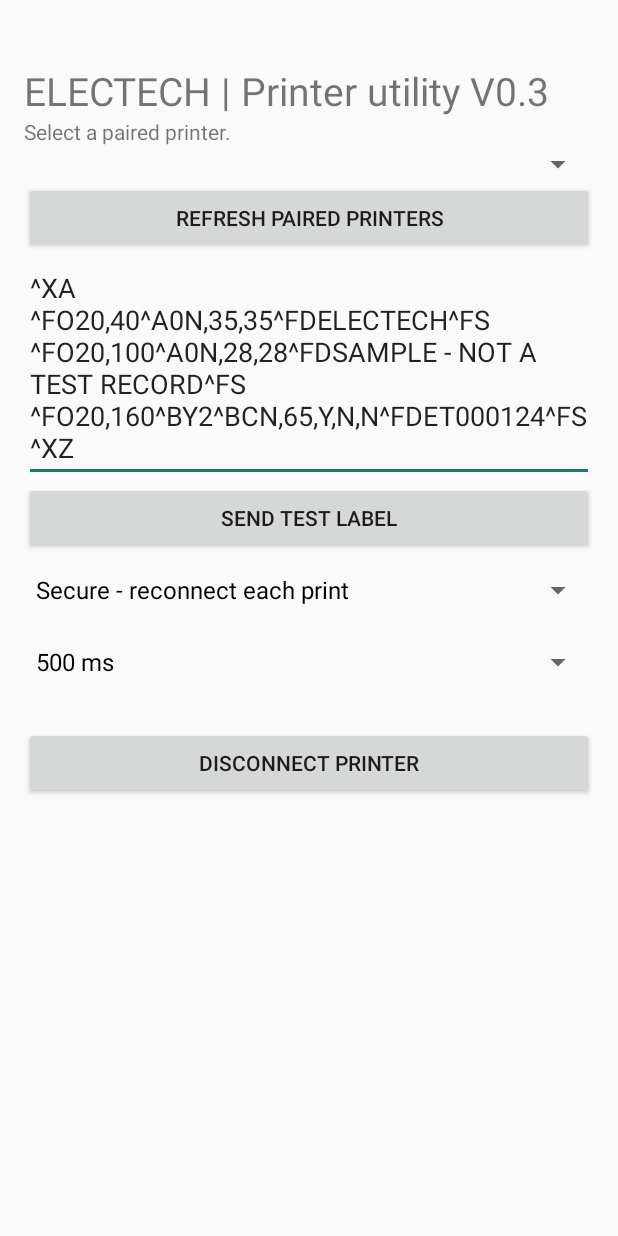
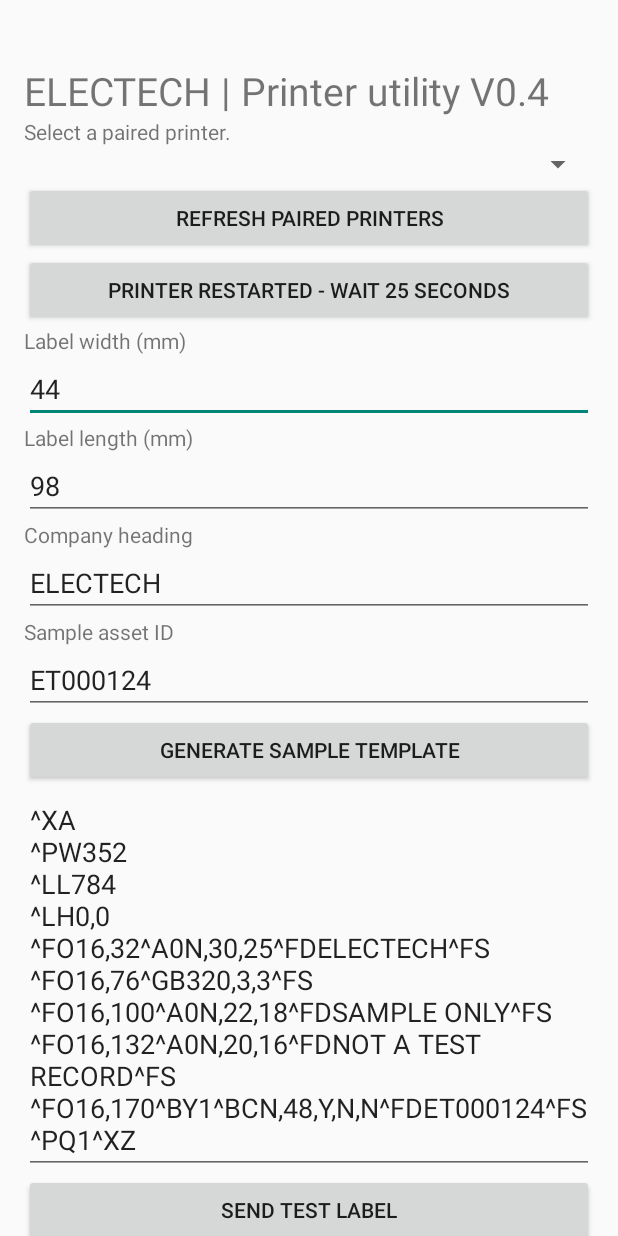
Before and after one commit to alexmccullough7/electech-test-and-tag, an Android app: the screen it shows after launch (MainActivity), after a tap on "SEND TEST LABEL", on a phone screen of 412 x 824 dp. Run offline under Robolectric (Android 15) with nearby library versions, the phone set to English and light mode, and no system bars; 2 other taps on this screen came first.

Commit message:
V0.4 add 44 x 98 mm sample template generator and printer startup countdown

```diff
--- a/app/src/main/java/nz/co/electech/tag/MainActivity.java
+++ b/app/src/main/java/nz/co/electech/tag/MainActivity.java
@@ -2,23 +2,29 @@ package nz.co.electech.tag;
 import android.app.*; import android.os.*; import android.bluetooth.*; import android.content.pm.PackageManager; import android.widget.*; import android.view.*; import java.util.*; import java.nio.charset.StandardCharsets; import java.util.concurrent.*;
 public class MainActivity extends Activity {
  Spinner devices; TextView status; EditText command; Button print; ArrayList<BluetoothDevice> paired=new ArrayList<>(); ExecutorService worker=Executors.newSingleThreadExecutor();
- volatile BluetoothSocket socket; volatile boolean destroyed; Button disconnect; Spinner mode,delay; TextView log;
+ volatile BluetoothSocket socket; volatile boolean destroyed; Button disconnect; Spinner mode,delay; TextView log; EditText width,length,heading,asset; long readyAt=0;
  public void onCreate(Bundle b){super.onCreate(b); ScrollView scroll=new ScrollView(this); LinearLayout root=new LinearLayout(this); root.setOrientation(1); root.setPadding(24,64,24,32); scroll.addView(root); setContentView(scroll);
- TextView title=new TextView(this); title.setText("ELECTECH | Printer utility V0.3"); title.setTextSize(26); root.addView(title);
+ TextView title=new TextView(this); title.setText("ELECTECH | Printer utility V0.4"); title.setTextSize(26); root.addView(title);
  status=new TextView(this); status.setText("Pair your printer in Android settings first."); root.addView(status);
  devices=new Spinner(this); root.addView(devices); Button refresh=new Button(this); refresh.setText("Refresh paired printers"); root.addView(refresh); refresh.setOnClickListener(v->load());
+ Button restarted=new Button(this);restarted.setText("Printer restarted - wait 25 seconds");root.addView(restarted);restarted.setOnClickListener(v->{if(!print.isEnabled())return;closeSocket();readyAt=SystemClock.elapsedRealtime()+25000;print.setEnabled(false);new CountDownTimer(25000,1000){public void onTick(long ms){status.setText("Printer initialising: "+((ms+999)/1000)+" seconds");}public void onFinish(){print.setEnabled(true);status.setText("Startup wait complete. Ready to attempt connection.");}}.start();});
+ width=field(root,"Label width (mm)","44");length=field(root,"Label length (mm)","98");heading=field(root,"Company heading","ELECTECH");asset=field(root,"Sample asset ID","ET000124");
+ Button generate=new Button(this);generate.setText("Generate sample template");root.addView(generate);generate.setOnClickListener(v->generate());
  command=new EditText(this); command.setGravity(Gravity.TOP); command.setMinLines(6); command.setText("^XA\n^FO20,40^A0N,35,35^FDELECTECH^FS\n^FO20,100^A0N,28,28^FDSAMPLE - NOT A TEST RECORD^FS\n^FO20,160^BY2^BCN,65,Y,N,N^FDET000124^FS\n^XZ"); root.addView(command);
  print=new Button(this); print.setText("Send test label"); root.addView(print); print.setOnClickListener(v->send());
  mode=new Spinner(this);mode.setAdapter(new ArrayAdapter<String>(this,android.R.layout.simple_spinner_dropdown_item,new String[]{"Secure - reconnect each print","Insecure - reconnect each print","Secure - keep open"}));root.addView(mode);
  delay=new Spinner(this);delay.setAdapter(new ArrayAdapter<String>(this,android.R.layout.simple_spinner_dropdown_item,new String[]{"500 ms","1000 ms","2000 ms"}));root.addView(delay);
  log=new TextView(this);root.addView(log);
  disconnect=new Button(this); disconnect.setText("Disconnect printer"); root.addView(disconnect); disconnect.setOnClickListener(v->{closeSocket();status.setText("Disconnected");});
- load(); }
+ generate(); load(); }
+ EditText field(LinearLayout root,String label,String value){TextView t=new TextView(this);t.setText(label);root.addView(t);EditText e=new EditText(this);e.setSingleLine(true);e.setText(value);root.addView(e);return e;}
+ String clean(String s){return s.replaceAll("[^A-Za-z0-9 ._-]","");}
+ void generate(){try{int w=(int)Math.round(Double.parseDouble(width.getText().toString())*8),h=(int)Math.round(Double.parseDouble(length.getText().toString())*8);if(w<160||w>432||h<240||h>16000)throw new IllegalArgumentException();String name=clean(heading.getText().toString()),id=clean(asset.getText().toString());if(name.length()>18||id.length()>12||id.isEmpty())throw new IllegalArgumentException();command.setText("^XA\n^PW"+w+"\n^LL"+h+"\n^LH0,0\n^FO16,32^A0N,30,25^FD"+name+"^FS\n^FO16,76^GB"+(w-32)+",3,3^FS\n^FO16,100^A0N,22,18^FDSAMPLE ONLY^FS\n^FO16,132^A0N,20,16^FDNOT A TEST RECORD^FS\n^FO16,170^BY1^BCN,48,Y,N,N^FD"+id+"^FS\n^PQ1^XZ");}catch(Exception e){status.setText("Check dimensions (20–54 mm wide, 30–2000 mm long) and sample text lengths.");}}
  void load(){if(Build.VERSION.SDK_INT>=31 && checkSelfPermission("android.permission.BLUETOOTH_CONNECT")!=PackageManager.PERMISSION_GRANTED){requestPermissions(new String[]{"android.permission.BLUETOOTH_CONNECT"},1);return;} try{BluetoothAdapter a=getSystemService(BluetoothManager.class).getAdapter(); paired.clear(); ArrayList<String> names=new ArrayList<>(); if(a!=null && a.isEnabled())for(BluetoothDevice d:a.getBondedDevices()){paired.add(d);names.add(d.getName()+" ("+d.getAddress()+")");} devices.setAdapter(new ArrayAdapter<String>(this,android.R.layout.simple_spinner_dropdown_item,names));status.setText(names.isEmpty()?"No paired devices. Enable Bluetooth and pair printer.":"Select printer.");}catch(Exception e){status.setText(e.toString());}}
  public void onRequestPermissionsResult(int r,String[] p,int[] g){super.onRequestPermissionsResult(r,p,g);if(g.length>0&&g[0]==PackageManager.PERMISSION_GRANTED)load();}
  void closeSocket(){BluetoothSocket s=socket;socket=null;if(s!=null)try{s.close();}catch(Exception ignored){}}
  void note(String s){runOnUiThread(()->log.append(new java.text.SimpleDateFormat("HH:mm:ss",Locale.US).format(new Date())+" "+s+"\n"));}
- void send(){int i=devices.getSelectedItemPosition();if(i<0||i>=paired.size()){status.setText("Select a paired printer.");return;}BluetoothDevice d=paired.get(i);String data=command.getText().toString();int m=mode.getSelectedItemPosition();int wait=new int[]{500,1000,2000}[delay.getSelectedItemPosition()];print.setEnabled(false);disconnect.setEnabled(false);status.setText("Connecting...");
+ void send(){if(SystemClock.elapsedRealtime()<readyAt){status.setText("Wait for printer startup countdown.");return;}int i=devices.getSelectedItemPosition();if(i<0||i>=paired.size()){status.setText("Select a paired printer.");return;}BluetoothDevice d=paired.get(i);String data=command.getText().toString();int m=mode.getSelectedItemPosition();int wait=new int[]{500,1000,2000}[delay.getSelectedItemPosition()];print.setEnabled(false);disconnect.setEnabled(false);status.setText("Connecting...");
  worker.execute(()->{boolean started=false;Handler h=new Handler(Looper.getMainLooper());Runnable timeout=null;try{
  if(m!=2||socket==null||!socket.isConnected()||!socket.getRemoteDevice().equals(d)){closeSocket();UUID uuid=UUID.fromString("00001101-0000-1000-8000-00805F9B34FB");socket=m==1?d.createInsecureRfcommSocketToServiceRecord(uuid):d.createRfcommSocketToServiceRecord(uuid);}
  final BluetoothSocket s=socket;timeout=()->{try{s.close();}catch(Exception ignored){}};h.postDelayed(timeout,15000);
```
